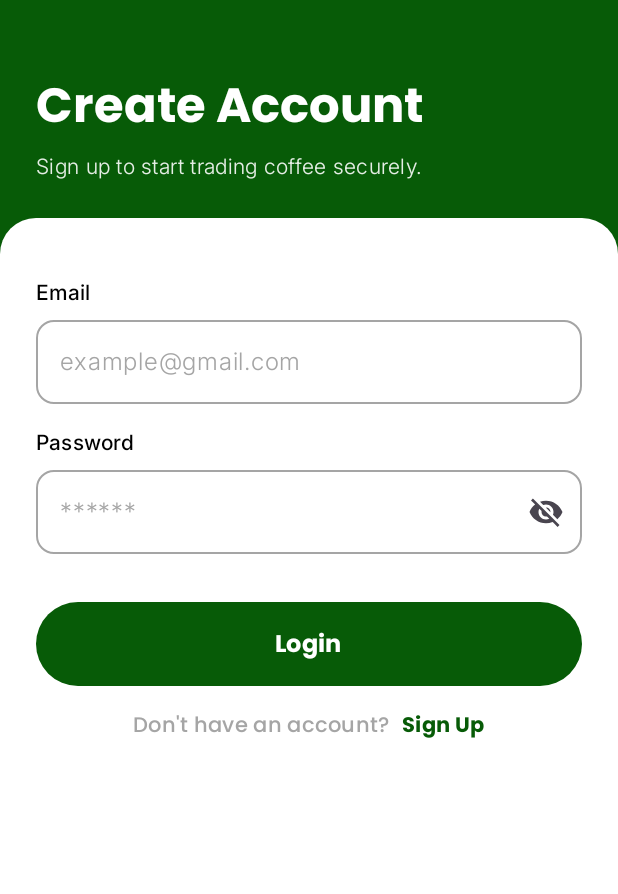
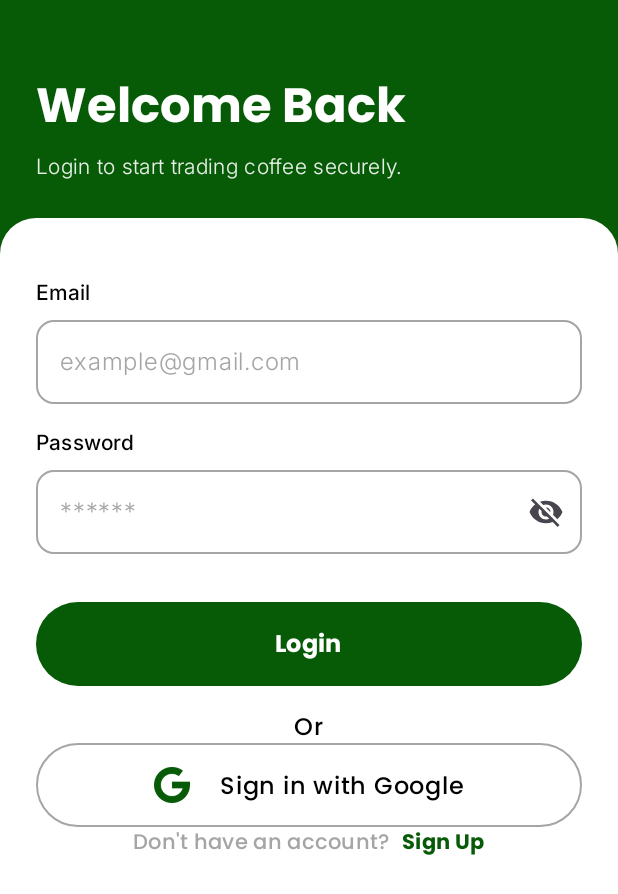
Before and after one commit to devharunah/Kawa, an Android app built with Jetpack Compose: the LoginScreen screen opened through its navigation route, on a phone screen of 412 x 824 dp. Shown: the top 894 px of the screen. Run offline under Robolectric (Android 15) with nearby library versions, the phone set to English and light mode, and no system bars.

Commit message:
Update LoginScreen text and add Google Sign-In support
- Update title and subtitle text in `LoginScreen` to reflect login state
- Implement Google Sign-In button layout with "Or" separator
- Add `google_icon` drawable resource
- Remove trailing whitespace in `Color.kt`

```diff
--- a/app/src/main/java/com/example/kawa/ui/theme/auth/LoginScreen.kt
+++ b/app/src/main/java/com/example/kawa/ui/theme/auth/LoginScreen.kt
@@ -1,6 +1,8 @@
 package com.example.kawa.ui.theme.auth
 
 
+import androidx.compose.foundation.BorderStroke
+import androidx.compose.foundation.Image
 import androidx.compose.runtime.getValue
 import androidx.compose.runtime.setValue
 import androidx.compose.foundation.background
@@ -13,12 +15,14 @@ import androidx.compose.material3.*
 import androidx.compose.runtime.*
 import androidx.compose.ui.Alignment
 import androidx.compose.ui.Modifier
+import androidx.compose.ui.res.painterResource
 import androidx.compose.ui.text.font.FontWeight
 import androidx.compose.ui.tooling.preview.Preview
 import androidx.compose.ui.unit.dp
 import com.example.kawa.ui.theme.*
 import com.example.kawa.ui.theme.auth.components.InputLabel
 import com.example.kawa.ui.theme.auth.components.KawaTextField
+import com.example.kawa.R
 
 @Composable
 fun LoginScreen(
@@ -38,7 +42,7 @@ fun LoginScreen(
                 .padding(top = 48.dp, bottom = 24.dp, start = 24.dp, end = 24.dp)
         ) {
             Text(
-                text = "Create Account",
+                text = "Welcome Back",
                 style = MaterialTheme.typography.headlineLarge,
                 fontFamily = PoppinsFamily, // Using your custom font
                 fontWeight = FontWeight.Bold,
@@ -46,7 +50,7 @@ fun LoginScreen(
             )
             Spacer(modifier = Modifier.height(8.dp))
             Text(
-                text = "Sign up to start trading coffee securely.",
+                text = "Login to start trading coffee securely.",
                 style = MaterialTheme.typography.bodyMedium,
                 fontFamily = InterFontFamily,
                 color = white.copy(alpha = 0.9f)
@@ -106,11 +110,53 @@ fun LoginScreen(
                 }
 
                 Spacer(modifier = Modifier.height(16.dp))
+                Row (
+                    modifier = Modifier.fillMaxWidth(),
+                    horizontalArrangement = Arrangement.Center
+                ) {
+                    Text(
+                        text = "Or",
+                        fontFamily = PoppinsFamily,
+                        fontWeight = FontWeight.Medium,
+                        color = black, // Use black or a dark gray for text
+                        style = MaterialTheme.typography.bodyLarge
+                    )
+                }
+                OutlinedButton(
+                    onClick = { /* TODO: Handle Google Sign In */ },
+                    modifier = Modifier
+                        .fillMaxWidth()
+                        .height(56.dp),
+                    shape = RoundedCornerShape(28.dp),
+                    border = BorderStroke(1.dp, gray) // Add a border
+                ) {
+                    Row(
+                        verticalAlignment = Alignment.CenterVertically,
+                        horizontalArrangement = Arrangement.Center
+                    ) {
+                        Image(
+                            painter = painterResource(id = R.drawable.google_icon), // Your logo file
+                            contentDescription = "Google Logo",
+                            modifier = Modifier.size(24.dp)
+                        )
+                        Spacer(modifier = Modifier.width(20.dp))
+                        Text(
+                            text = "Sign in with Google",
+                            fontFamily = PoppinsFamily,
+                            fontWeight = FontWeight.Medium,
+                            color = black, // Use black or a dark gray for text
+                            style = MaterialTheme.typography.bodyLarge
+                        )
+                    }
+                }
+                Spacer(modifier = Modifier.width(12.dp))
                 Row(
                     modifier = Modifier.fillMaxWidth(),
                     horizontalArrangement = Arrangement.Center,
                     verticalAlignment = Alignment.CenterVertically
-                ) {
+                )
+
+                {
                     Text(
                         text = "Don't have an account? ",
                         fontFamily = PoppinsFamily,
```
Also changed, not shown: app/src/main/java/com/example/kawa/ui/theme/Color.kt (line endings or trailing spaces), app/src/main/res/drawable/google_icon.png (added).
